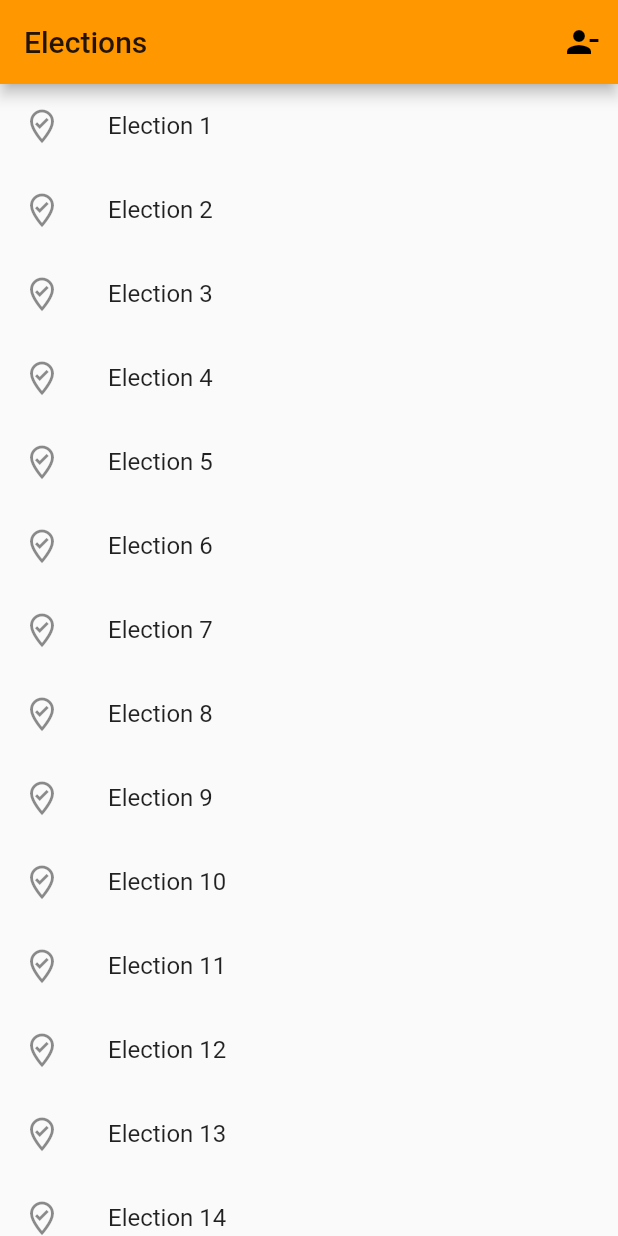
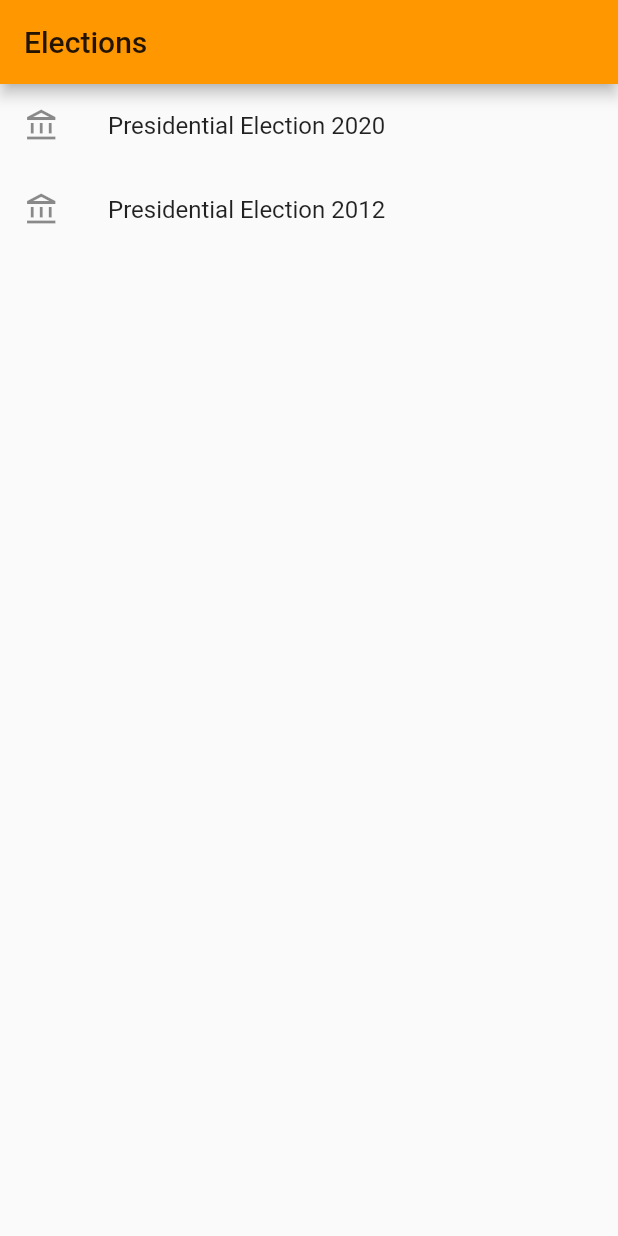
Before and after one commit to wandbrandon/safevote, a Flutter app: the screen it shows once a user with an empty profile is signed in, on a phone screen of 412 x 824 dp. Run offline on Flutter 3.47's test engine with Material 2 defaults, Android fonts, the light colour scheme and no system bars; our stand-ins replace cloud_firestore, firebase_auth, firebase_core; missing offline and left inert: tap_builder; accounts and stored records are empty; network calls fail.

Commit message:
small quick changes, resetting

```diff
--- a/lib/main.dart
+++ b/lib/main.dart
@@ -6,7 +6,7 @@ import 'package:firebase_core/firebase_core.dart';
 
 import 'login/login.dart';
 import 'services/authentication_service.dart';
-import 'voting/main_vote_page.dart';
+import 'voting/election_list.dart';
 
 void main() async {
   WidgetsFlutterBinding.ensureInitialized();
@@ -36,7 +36,7 @@ class MyApp extends StatelessWidget {
         ),
         home: AuthenticationWrapper(),
         routes: {
-          '/main_vote': (context) => MainVotingPage(),
+          '/main_vote': (context) => ElectionList(),
         },
       ),
     );
@@ -48,7 +48,7 @@ class AuthenticationWrapper extends StatelessWidget {
   Widget build(BuildContext context) {
     final authUser = context.watch<User?>();
     if (authUser != null) {
-      return MainVotingPage();
+      return ElectionList();
     }
     return LoginPage();
   }
--- a/lib/models/election_model.dart
+++ b/lib/models/election_model.dart
@@ -4,7 +4,11 @@ class Election {
   final String name;
   final List<String> participants;
 
-  Election(this.eid, this.elecend, this.name, this.participants);
+  Election(
+      {required this.eid,
+      required this.elecend,
+      required this.name,
+      required this.participants});
 
   Election.fromJson(Map<String, dynamic> data)
       : eid = data['eid'],
--- a/lib/services/authentication_service.dart
+++ b/lib/services/authentication_service.dart
@@ -45,7 +45,9 @@ class AuthenticationService {
       {required String email, required String password}) async {
     try {
       await _firebaseAuth.createUserWithEmailAndPassword(
-          email: email, password: password);
+        email: email,
+        password: password,
+      );
       debugPrint("successfully signed up user: $email, password: $password");
       return "Signed up";
     } on FirebaseAuthException catch (e) {
--- /dev/null
+++ b/lib/voting/election_list.dart
@@ -0,0 +1,52 @@
+import 'package:flutter/material.dart';
+import 'package:flutter/widgets.dart';
+import 'package:provider/provider.dart';
+import 'package:safevote/models/election_model.dart';
+import 'package:safevote/services/authentication_service.dart';
+import 'package:safevote/voting/vote_page.dart';
+
+class ElectionList extends StatefulWidget {
+  @override
+  _ElectionListState createState() => _ElectionListState();
+}
+
+class _ElectionListState extends State<ElectionList> {
+  List<Election> elections = [
+    Election(
+      eid: '910829184023',
+      name: 'Presidential Election 2020',
+      elecend: DateTime(2021, 5, 1, 17, 30),
+      participants: ['Donald Trump', 'Hillary Clinton'],
+    ),
+    Election(
+      eid: 'sfwef829184023',
+      name: 'Presidential Election 2012',
+      elecend: DateTime(2021, 7, 1, 17, 30),
+      participants: ['Barack Obama', 'Hillary Clinton'],
+    )
+  ];
+
+  @override
+  Widget build(BuildContext context) {
+    return Scaffold(
+        appBar: AppBar(
+          title: Text('Elections'),
+        ),
+        body: ListView.builder(
+            itemCount: elections.length,
+            itemBuilder: (context, index) {
+              return ListTile(
+                title: Text(elections[index].name),
+                onTap: () {
+                  Navigator.push(
+                      context,
+                      MaterialPageRoute(
+                          builder: (context) =>
+                              VotingPage(election: elections[index])));
+                },
+                leading: Icon(Icons.account_balance_outlined),
+                hoverColor: Colors.orange[100],
+              );
+            }));
+  }
+}
--- a/pubspec.yaml
+++ b/pubspec.yaml
@@ -28,6 +28,7 @@ dependencies:
   firebase_auth_web: ^1.0.0
   cloud_firestore: ^1.0.0
   firebase_core: ^1.0.0
+  tap_builder: ^0.2.0
 
   # The following adds the Cupertino Icons font to your application.
   # Use with the CupertinoIcons class for iOS style icons.
```
Also changed, not shown: lib/voting/vote_page.dart (added, +117 -0 lines), pubspec.lock.
